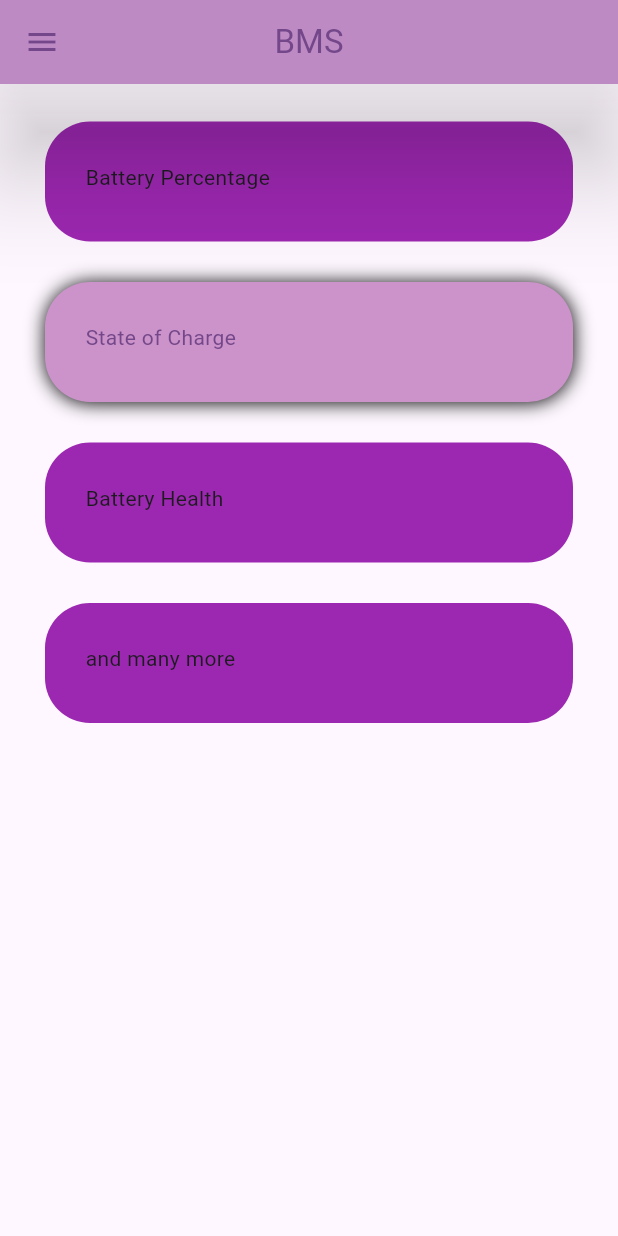
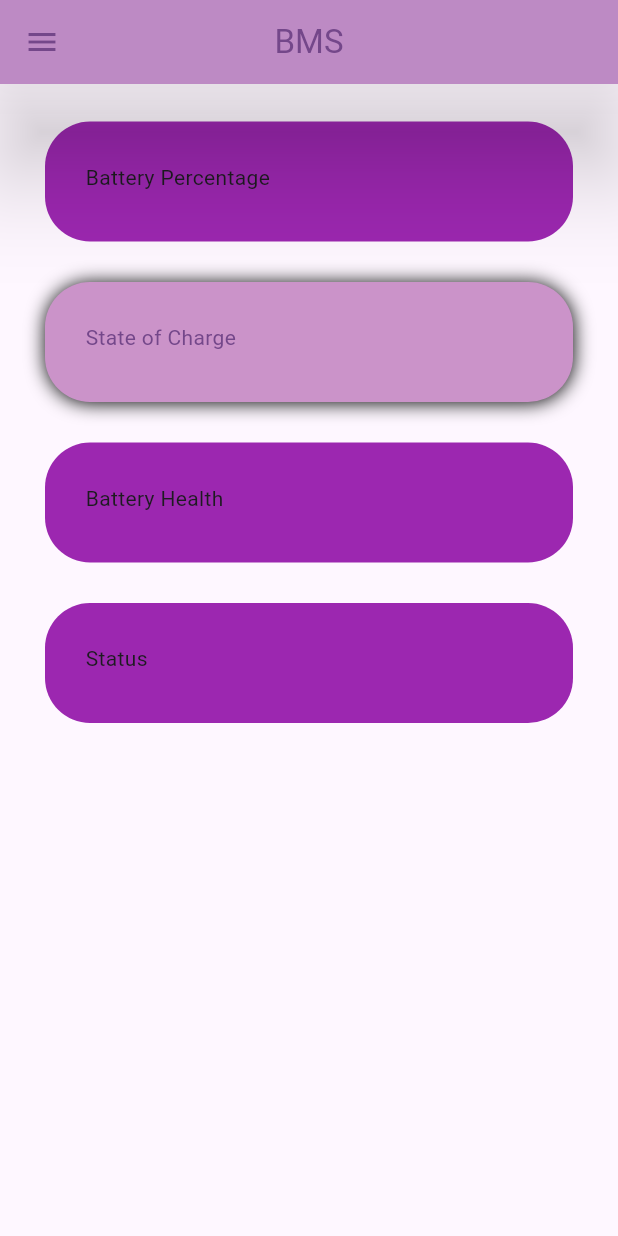
Before and after one commit to Sudharsshan/Flutter_BMS, a Flutter app: the screen it shows after launch, on a phone screen of 412 x 824 dp. Run offline on Flutter 3.47's test engine with Material 3 defaults, Android fonts, the phone set to English and light mode, and no system bars.

```diff
--- a/lib/main.dart
+++ b/lib/main.dart
@@ -134,7 +134,7 @@ class MyApp extends StatelessWidget {
                         borderRadius: BorderRadius.all(Radius.circular(30))
 
                     ),
-                    child: const Text("and many more"),
+                    child: const Text("Status "),
                   ),
 
                   Container(
```
